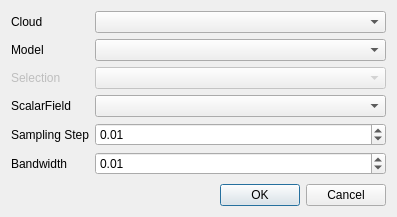
Qt form qGEO/tools/dialogs/ccTimeSeriesGeneratorEditorDlg.ui (luca-penasa/spc) before a commit.
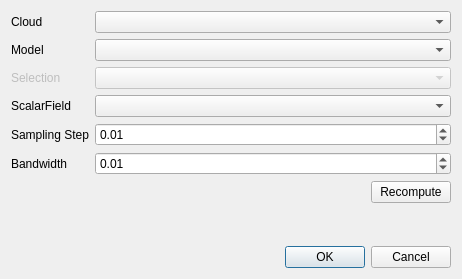
The same form after that commit. Custom widgets are drawn as their Qt base class.

Patch:
```diff
--- a/qGEO/tools/dialogs/ccTimeSeriesGeneratorEditorDlg.ui
+++ b/qGEO/tools/dialogs/ccTimeSeriesGeneratorEditorDlg.ui
@@ -6,8 +6,8 @@
    <rect>
     <x>0</x>
     <y>0</y>
-    <width>397</width>
-    <height>217</height>
+    <width>462</width>
+    <height>279</height>
    </rect>
   </property>
   <property name="windowTitle">
@@ -108,7 +108,7 @@
      </item>
     </layout>
    </item>
-   <item row="1" column="0">
+   <item row="3" column="0">
     <widget class="QDialogButtonBox" name="buttonBox">
      <property name="orientation">
       <enum>Qt::Horizontal</enum>
@@ -118,6 +118,43 @@
      </property>
     </widget>
    </item>
+   <item row="1" column="0">
+    <layout class="QHBoxLayout" name="horizontalLayout">
+     <item>
+      <spacer name="horizontalSpacer">
+       <property name="orientation">
+        <enum>Qt::Horizontal</enum>
+       </property>
+       <property name="sizeHint" stdset="0">
+        <size>
+         <width>40</width>
+         <height>20</height>
+        </size>
+       </property>
+      </spacer>
+     </item>
+     <item>
+      <widget class="QPushButton" name="pushButton">
+       <property name="text">
+        <string>Recompute</string>
+       </property>
+      </widget>
+     </item>
+    </layout>
+   </item>
+   <item row="2" column="0">
+    <spacer name="verticalSpacer">
+     <property name="orientation">
+      <enum>Qt::Vertical</enum>
+     </property>
+     <property name="sizeHint" stdset="0">
+      <size>
+       <width>20</width>
+       <height>40</height>
+      </size>
+     </property>
+    </spacer>
+   </item>
   </layout>
  </widget>
  <customwidgets>
```
Left out of the diff: 8 changed lines with no effect on the pictures.
